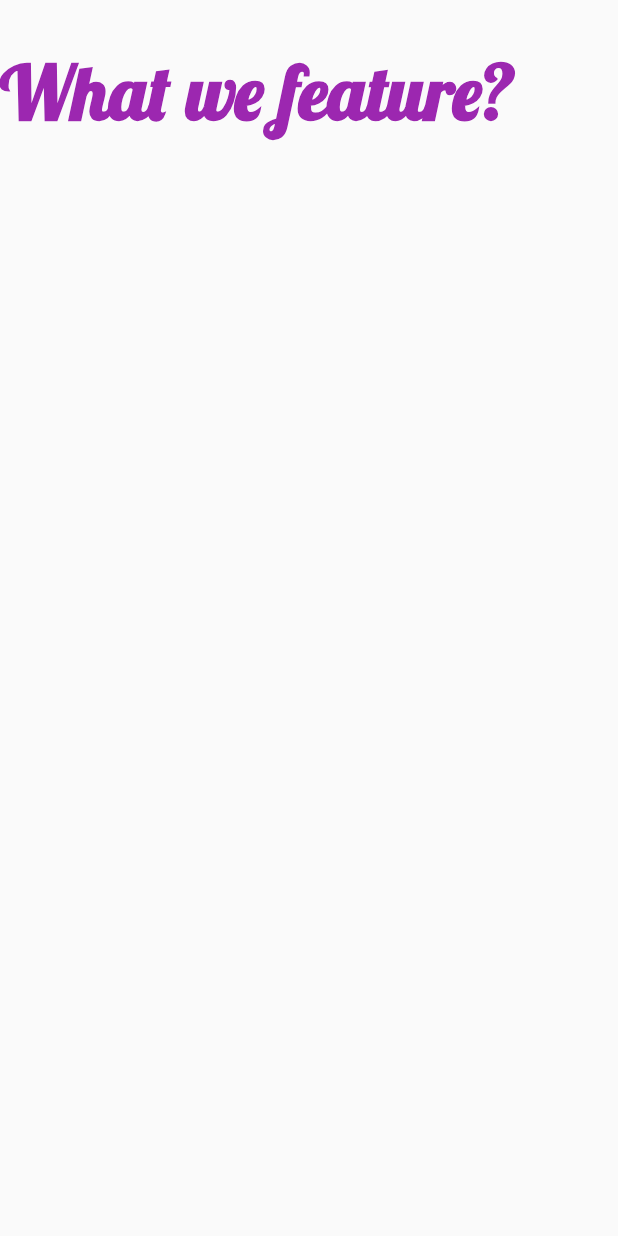
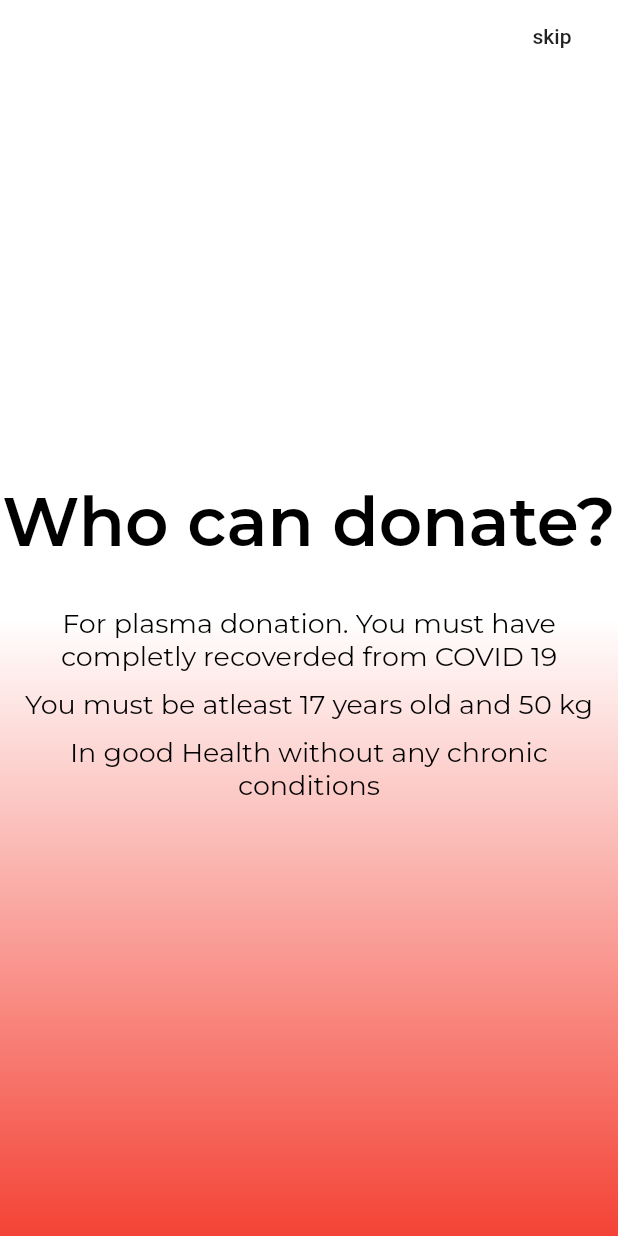
Before and after one commit to ShreyasRaj4/MediCaP, a Flutter app: the screen it shows after launch, swiped to page 4, on a phone screen of 412 x 824 dp. Run offline on Flutter 3.47's test engine with Material 2 defaults, Android fonts, the phone set to English and light mode, and no system bars; our stand-ins replace animated_splash_screen, google_fonts.

Commit message:
16/09/2020 commit

```diff
--- a/lib/IntroPages/page4.dart
+++ b/lib/IntroPages/page4.dart
@@ -4,16 +4,59 @@ import 'package:google_fonts/google_fonts.dart';
 class IntroPage4 extends StatelessWidget {
   @override
   Widget build(BuildContext context) {
-    return  Container(
-            padding: EdgeInsets.symmetric(vertical: 30),
-            child: Text(
-              'What we feature?',
-              style: GoogleFonts.lobster(
-                  fontSize: 50,
-                  fontWeight: FontWeight.w600,
-                  decorationColor: Colors.yellow,
-                  color: Colors.purple),
-            ),
-          );
+    return Container(
+      decoration: BoxDecoration(
+          gradient: LinearGradient(colors: [
+        Colors.white,
+        Colors.red,
+      ], begin: Alignment.center, end: Alignment.bottomCenter)),
+      padding: EdgeInsets.symmetric(vertical: 20),
+      child: Column(
+        children: [
+          SizedBox(
+            height: 300,
+          ),
+          Text(
+            'Who can donate?',
+            textAlign: TextAlign.center,
+            style: GoogleFonts.montserrat(
+                fontSize: 45,
+                fontWeight: FontWeight.w600,
+                decorationColor: Colors.yellow,
+                color: Colors.black),
+          ),
+          SizedBox(height: 30),
+          Text(
+            'For plasma donation. You must have completly recoverded from COVID 19',
+            textAlign: TextAlign.center,
+            style: GoogleFonts.montserrat(
+                fontSize: 18,
+                fontWeight: FontWeight.w400,
+                decorationColor: Colors.yellow,
+                color: Colors.black),
+          ),
+          SizedBox(height: 10),
+          Text(
+            'You must be atleast 17 years old and 50 kg',
+            textAlign: TextAlign.left,
+            style: GoogleFonts.montserrat(
+                fontSize: 18,
+                fontWeight: FontWeight.w400,
+                decorationColor: Colors.yellow,
+                color: Colors.black),
+          ),
+          SizedBox(height: 10),
+          Text(
+            'In good Health without any chronic conditions',
+            textAlign: TextAlign.center,
+            style: GoogleFonts.montserrat(
+                fontSize: 18,
+                fontWeight: FontWeight.w400,
+                decorationColor: Colors.yellow,
+                color: Colors.black),
+          ),
+        ],
+      ),
+    );
   }
 }
--- a/lib/introroute.dart
+++ b/lib/introroute.dart
@@ -8,16 +8,34 @@ class IntroRoute extends StatelessWidget {
   @override
   Widget build(BuildContext context) {
     return SafeArea(
-      child:Scaffold(
-       body:  PageView(
+      child: Scaffold(
+        body: Stack(
           children: [
-            IntroPage1(),
-            IntroPage2(),
-            IntroPage3(),
-            IntroPage4(),
+            Container(
+              child: PageView(
+                children: [
+                  IntroPage1(),
+                  IntroPage2(),
+                  IntroPage3(),
+                  IntroPage4(),
+                ],
+              ),
+            ),
+            Container(
+                child: Row(
+              mainAxisAlignment: MainAxisAlignment.end,
+              children: [
+                FlatButton(
+                  child: Text('skip'),
+                  onPressed: () {
+                    print('jhi');
+                  },
+                ),
+              ],
+            ))
           ],
-        ),),
-
+        ),
+      ),
     );
   }
 }
--- a/lib/main.dart
+++ b/lib/main.dart
@@ -1,13 +1,14 @@
 import 'package:flutter/material.dart';
 import './introroute.dart';
 import './homescreen.dart';
+import 'package:animated_splash_screen/animated_splash_screen.dart';
 
 void main() => runApp(MyApp());
 
 class MyApp extends StatelessWidget {
   @override
   Widget build(BuildContext context) {
-    bool isLoggedIn = true;
+    bool isLoggedIn = false;
     return MaterialApp(
       title: 'MediCap',
       debugShowCheckedModeBanner: false,
@@ -15,7 +16,20 @@ class MyApp extends StatelessWidget {
         primarySwatch: Colors.red,
         visualDensity: VisualDensity.adaptivePlatformDensity,
       ),
-      home: (isLoggedIn) ? IntroRoute() : HomeScreen(),
+      home: AnimatedSplashScreen(
+        backgroundColor: Colors.white,
+        nextScreen: (isLoggedIn)? HomeScreen(): IntroRoute(),
+        duration: 3000,
+        centered: true,
+        splash: Container(
+          height: 5000,
+          width: 5000,
+          child: Image(
+            fit: BoxFit.cover,
+            image: AssetImage('images/78e826ca1b9351214dfdd5e47f7e2024.gif'),
+          ),
+        ),
+      ),
     );
   }
 }
--- a/pubspec.yaml
+++ b/pubspec.yaml
@@ -24,6 +24,7 @@ dependencies:
   flutter:
     sdk: flutter
   google_fonts: ^1.1.0
+  animated_splash_screen: ^1.0.1
 
   # The following adds the Cupertino Icons font to your application.
   # Use with the CupertinoIcons class for iOS style icons.
@@ -52,6 +53,10 @@ flutter:
     - images/gettyimages-1208193852-612x612.jpg
     - images/corona-virus-covid-vector-banner-background-outbreak-pandemic-disease-worlds-deadly-novel-white-illustration-176857209.jpg
     - images/white.jpg
+    - images/78e826ca1b9351214dfdd5e47f7e2024.gif
+    - images/Logomaker-Health_Fitness-2020916.jpg
+    - images/ebebef.png
+    - images/Heart-Article-Hero-1200x500.gif
   # An image asset can refer to one or more resolution-specific "variants", see
   # https://flutter.dev/assets-and-images/#resolution-aware.
 
```
Also changed, not shown: lib/IntroPages/page1.dart (+2 -35 lines), lib/IntroPages/page2.dart (+4 -13 lines), lib/IntroPages/page3.dart (+5 -13 lines), images/78e826ca1b9351214dfdd5e47f7e2024.gif (added), images/Heart-Article-Hero-1200x500.gif (added), images/Logomaker-Health_Fitness-2020916.jpg (added), images/ebebef.png (added), lib/splashscreen.dart (added), pubspec.lock.
